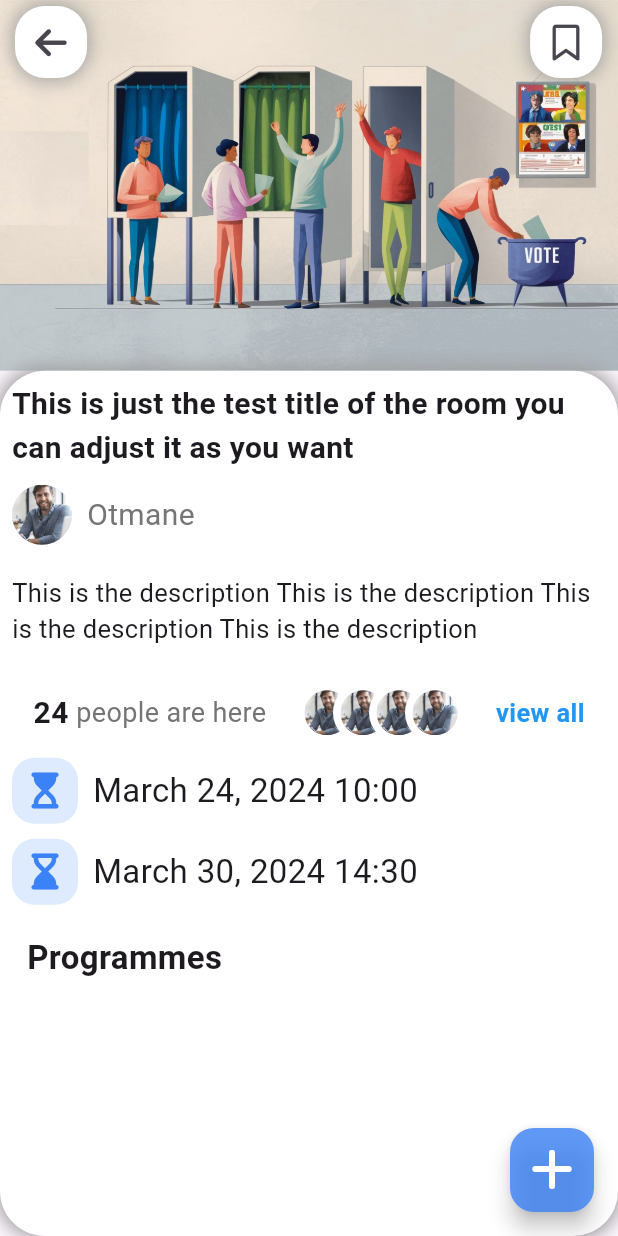
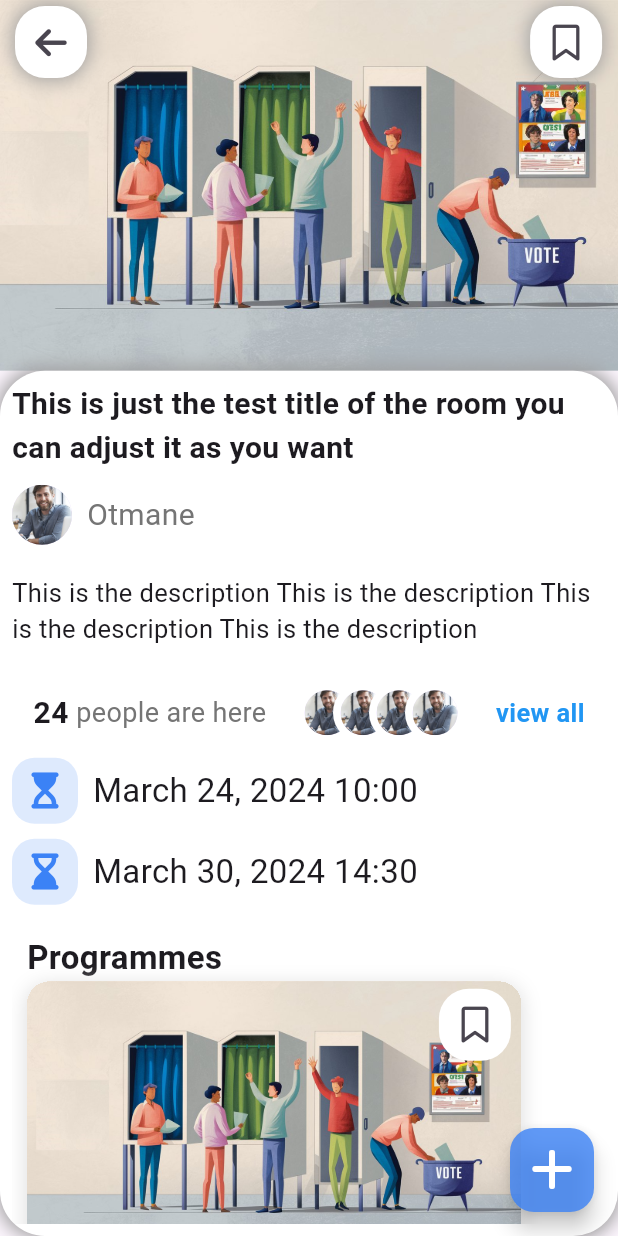
Before and after one commit to bachriotmane/Internet-voting-system, a Flutter app: the RoomPage screen opened directly, on a phone screen of 412 x 824 dp. Run offline on Flutter 3.47's test engine with Material 3 defaults, Android fonts, the phone set to English and light mode, and no system bars; our stand-ins replace bloc, carousel_slider, curved_navigation_bar, dartz, dio, flutter_bloc and 5 more; accounts and stored records are empty; Roboto replaces fonts that are missing (Raleway).

```diff
--- a/Client side Flutter/voting_system_app/lib/modules/elections/presntation/pages/room.page.dart
+++ b/Client side Flutter/voting_system_app/lib/modules/elections/presntation/pages/room.page.dart
@@ -3,6 +3,7 @@
 import 'package:flutter/material.dart';
 import 'package:font_awesome_flutter/font_awesome_flutter.dart';
 import 'package:voting_system_app/modules/elections/presntation/pages/home.page.dart';
+import 'package:voting_system_app/modules/elections/presntation/widgets/room.card.dart';
 
 class RoomPage extends StatelessWidget {
   RoomPage({super.key});
@@ -250,7 +251,12 @@ class RoomPage extends StatelessWidget {
 
   Widget _buildProgrammesList(context) {
     return Column(
-      children: List.generate(15, (index) => Container()),
+      children: List.generate(
+          15,
+          (index) => RoomCard(
+                onClick: () {},
+                saveRoom: () {},
+              )),
     );
   }
 
```
Also changed, not shown: Client side Flutter/voting_system_app/lib/common/utils/dummydata/dummy.data.dart (added).
